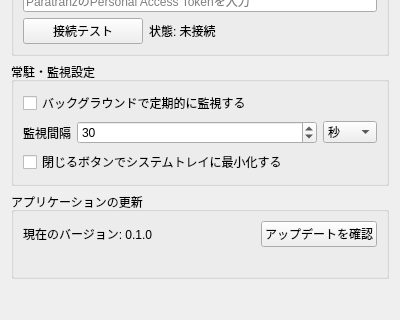
The window that ui/settingsPage.ui (Ikumyon/Paratranz-Mod-Checker) describes before a commit, drawn with Qt 5; both pictures show x 0 to 400 and y 187 to 507 of the 400 by 507 pixel window.
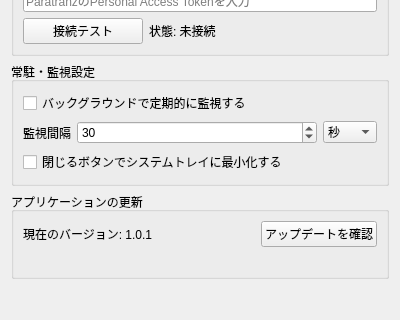
The same window after the commit.

Diff of the .ui file:
```diff
--- a/ui/settingsPage.ui
+++ b/ui/settingsPage.ui
@@ -222,7 +222,7 @@
         <item>
          <widget class="QLabel" name="lblAppVersion">
           <property name="text">
-           <string>現在のバージョン: 0.1.0</string>
+           <string>現在のバージョン: 1.0.1</string>
           </property>
          </widget>
         </item>
```
